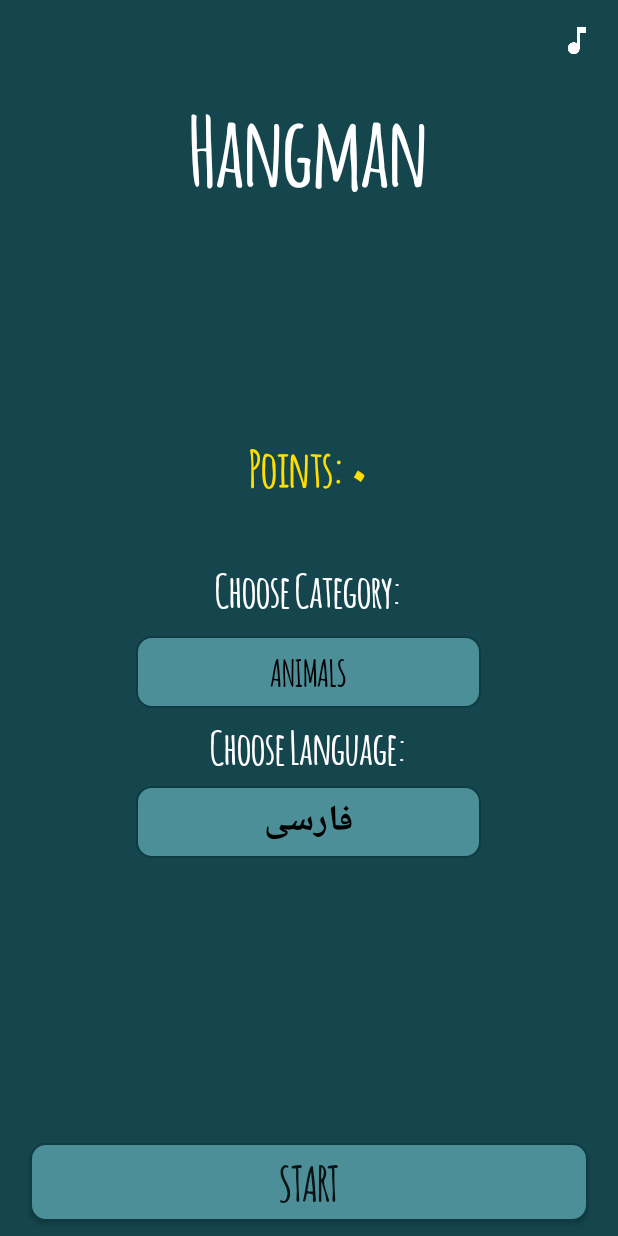
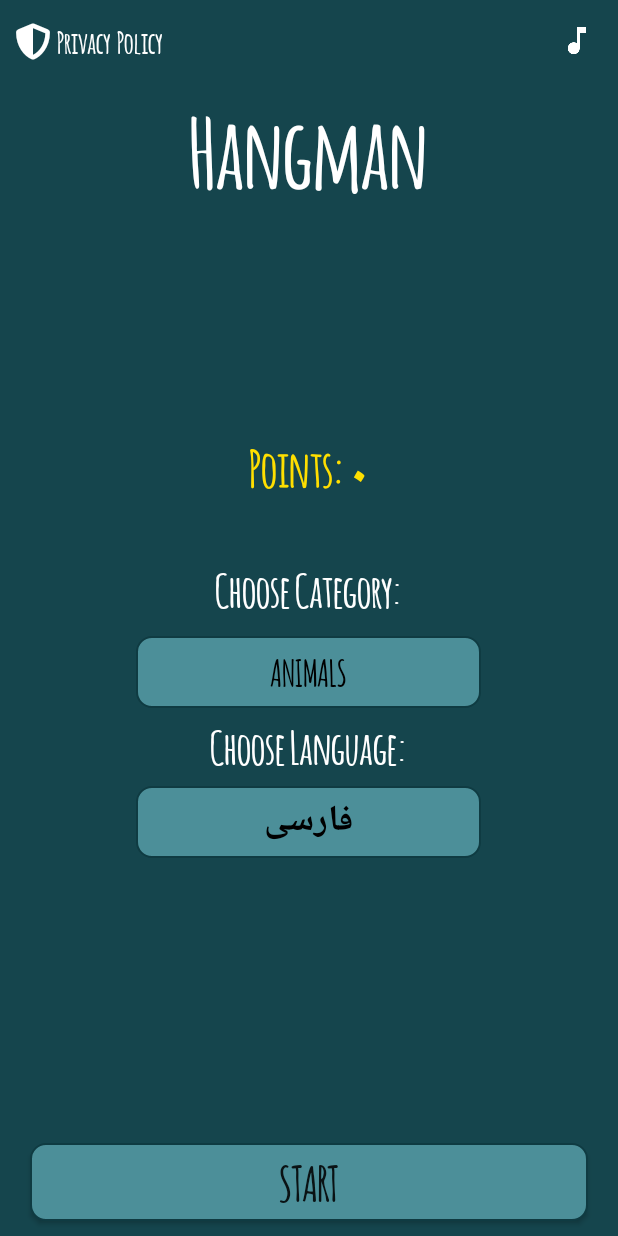
Before and after one commit to Soharash/sloth, an Android app: the screen it shows after launch (StartActivity), on a phone screen of 412 x 824 dp. Run offline under Robolectric (Android 15) with nearby library versions, the phone set to English and light mode, and no system bars; our stand-ins replace AdMob.

Commit message:
Add Privacy Policy

```diff
--- a/app/build.gradle
+++ b/app/build.gradle
@@ -7,8 +7,8 @@ android {
         applicationId "com.sohara.hangman"
         minSdkVersion 17
         targetSdkVersion 28
-        versionCode 3
-        versionName "1.1.1"
+        versionCode 4
+        versionName "1.2.0"
         multiDexEnabled true
         testInstrumentationRunner "androidx.test:runner:1.1.1"
     }
@@ -20,7 +20,7 @@ android {
                 variant.outputs.all {
                     def date = new Date()
                     def formattedDate = date.format('yyyy-MM-dd-HH')
-                    outputFileName = "${rootProject.name}_{CafeBazaar}_${defaultConfig.versionName}_${formattedDate}.apk"
+                    outputFileName = "${rootProject.name}_${defaultConfig.versionName}_${formattedDate}.apk"
                 }
             }
         }
--- a/app/src/main/AndroidManifest.xml
+++ b/app/src/main/AndroidManifest.xml
@@ -10,6 +10,7 @@
         android:label="@string/app_name"
         android:roundIcon="@mipmap/ic_launcher_new"
         android:supportsRtl="true"
+        android:usesCleartextTraffic="true"
         android:theme="@style/AppTheme">
         <activity android:name="com.sohara.hangman.FinishActivity" />
         <activity android:name="com.sohara.hangman.StartActivity">
@@ -20,6 +21,7 @@
         </activity>
         <activity android:name="com.sohara.hangman.GameActivity" />
         <activity android:name=".FinishCategoryActivity" />
+        <activity android:name=".PrivacyPolicyActivity" />
     </application>
 
 </manifest>
--- /dev/null
+++ b/app/src/main/java/com/sohara/hangman/CustomViews/IconTextView.java
@@ -0,0 +1,37 @@
+package com.sohara.hangman.CustomViews;
+
+import android.content.Context;
+import android.util.AttributeSet;
+import android.view.Gravity;
+
+import androidx.appcompat.widget.AppCompatTextView;
+
+import com.sohara.hangman.Helper.FontTypeface;
+
+public class IconTextView extends AppCompatTextView {
+
+    private Context context;
+
+    public IconTextView(Context context) {
+        super(context);
+        this.context = context;
+        createView();
+    }
+
+    public IconTextView(Context context, AttributeSet attrs) {
+        super(context, attrs);
+        this.context = context;
+        createView();
+    }
+
+    @Override
+    public void setTag(Object tag) {
+        super.setTag(tag);
+        setTypeface(FontTypeface.get(getTag().toString(), context));
+    }
+
+    private void createView(){
+        setGravity(Gravity.CENTER);
+        setTypeface(FontTypeface.get(getTag().toString(), context));
+    }
+}
--- /dev/null
+++ b/app/src/main/java/com/sohara/hangman/Helper/FontTypeface.java
@@ -0,0 +1,26 @@
+package com.sohara.hangman.Helper;
+
+import android.content.Context;
+import android.graphics.Typeface;
+
+import java.util.Hashtable;
+
+public class FontTypeface {
+
+    private static Hashtable<String, Typeface> fontCache = new Hashtable<String, Typeface>();
+
+    public static Typeface get(String name, Context context) {
+        Typeface tf = fontCache.get(name);
+        if(tf == null) {
+            try {
+                tf = Typeface.createFromAsset(context.getAssets(), name);
+            }
+            catch (Exception e) {
+                return null;
+            }
+            fontCache.put(name, tf);
+        }
+        return tf;
+    }
+
+}
--- a/app/src/main/java/com/sohara/hangman/StartActivity.java
+++ b/app/src/main/java/com/sohara/hangman/StartActivity.java
@@ -18,7 +18,9 @@ import android.widget.AdapterView;
 import android.widget.ArrayAdapter;
 import android.widget.Button;
 import android.widget.ImageButton;
+import android.widget.LinearLayout;
 import android.widget.ListView;
+import android.widget.RelativeLayout;
 import android.widget.TextView;
 
 import com.google.android.gms.ads.AdRequest;
@@ -60,6 +62,7 @@ public class StartActivity extends AppCompatActivity implements View.OnClickList
     TextView tvPoints;
     String TAG = "StartActivity";
     Resources currentResources;
+    RelativeLayout privacyPolicyLayout;
 //    TextView tvDifficulty;
 
 
@@ -164,6 +167,10 @@ public class StartActivity extends AppCompatActivity implements View.OnClickList
         switch (view.getId()) {
             default:
                 return;
+            case R.id.privacy_policy_layout:
+                Intent intent = new Intent(this , PrivacyPolicyActivity.class);
+                startActivity(intent);
+                break;
             case R.id.bCategories:
                 showCategoriesDialog();
                 return;
@@ -222,6 +229,7 @@ public class StartActivity extends AppCompatActivity implements View.OnClickList
             ibNoSound.setVisibility(View.INVISIBLE);
         }
 
+        privacyPolicyLayout.setOnClickListener(this);
         bCategories.setOnClickListener(this);
         bLanguage.setOnClickListener(this);
 //            bDifficulty.setOnClickListener(this);
@@ -238,6 +246,7 @@ public class StartActivity extends AppCompatActivity implements View.OnClickList
 
     private void init() {
         DatabaseHelper databaseHelper = new DatabaseHelper(this);
+        privacyPolicyLayout = findViewById(R.id.privacy_policy_layout);
         persianNumber = new PersianNumber(this);
         categoryNames = getResources().getStringArray(R.array.categories);
         prefs = getSharedPreferences("StartActivity", 0);
--- a/app/src/main/res/layout/activity_start.xml
+++ b/app/src/main/res/layout/activity_start.xml
@@ -27,7 +27,7 @@
                 android:layout_alignParentRight="true"
                 android:layout_alignParentTop="true"
                 android:background="#00ffffff"
-                android:padding="9.0dip"
+                android:padding="10dp"
                 app:srcCompat="@mipmap/ic_close_white_36dp" />
 
             <ImageButton
@@ -40,6 +40,38 @@
                 android:padding="15.0dip"
                 app:srcCompat="@mipmap/ic_music_note_white_24dp" />
 
+
+            <RelativeLayout
+                android:layout_width="wrap_content"
+                android:layout_height="wrap_content"
+                android:padding="10dp"
+                android:id="@+id/privacy_policy_layout"
+                android:layout_alignParentLeft="true"
+                android:gravity="center_vertical"
+                android:layout_alignParentTop="true">
+
+                <com.sohara.hangman.CustomViews.IconTextView
+                    android:layout_width="wrap_content"
+                    android:layout_height="wrap_content"
+                    android:text="@string/icon_shield_alt"
+                    android:textSize="24dp"
+                    android:id="@+id/icon"
+                    android:layout_centerVertical="true"
+                    android:layout_alignParentLeft="true"
+                    android:textColor="@android:color/white"
+                    android:tag="font_awesome_solid.otf"/>
+
+                <com.sohara.hangman.CustomViews.CustomTextView
+                    android:layout_width="wrap_content"
+                    android:layout_height="wrap_content"
+                    android:tag="2"
+                    android:layout_centerVertical="true"
+                    android:layout_toRightOf="@id/icon"
+                    android:text="Privacy  Policy"
+                    android:textSize="20dp"
+                    android:textColor="@android:color/white"
+                    android:layout_margin="4dp"/>
+            </RelativeLayout>
 
         </RelativeLayout>
 
--- /dev/null
+++ b/app/src/main/res/values/image_codes.xml
@@ -0,0 +1,4 @@
+<?xml version="1.0" encoding="utf-8"?>
+<resources>
+    <string name="icon_shield_alt" translatable="false">&#xf3ed;</string>
+</resources>
--- a/app/src/main/res/values/strings.xml
+++ b/app/src/main/res/values/strings.xml
@@ -60,6 +60,8 @@
     <string name="finish_category">Congratulations!\n\nYou\'ve finished this category!</string>
     <string name="return_to_first_page">return to home page</string>
 
+
+    <string name="privacy_policy_url" translatable="false">http://198.143.180.134:8585/dezhkhim/privacy_policy.html</string>
     <string name="admob_app_id" translatable="false">ca-app-pub-9225557010209066~3045339004</string>
     <string name="banner_ad" translatable="false">ca-app-pub-9225557010209066/8489237370</string>
     <string name="interstitial_ad" translatable="false">ca-app-pub-9225557010209066/7555784875</string>
```
Also changed, not shown: app/src/main/java/com/sohara/hangman/PrivacyPolicyActivity.java (added, +38 -0 lines), app/src/main/res/layout/activity_privacy_policy.xml (added, +10 -0 lines), app/src/main/assets/font_awesome_solid.otf (added), app/src/main/assets/hangman.db, 1 other file.
